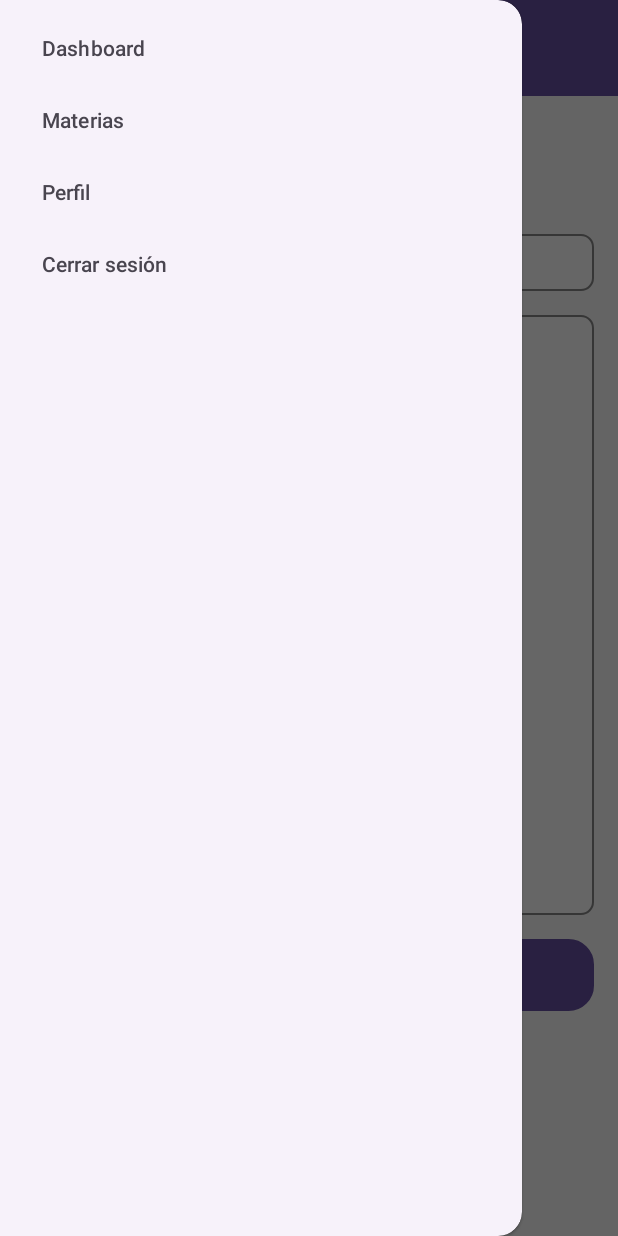
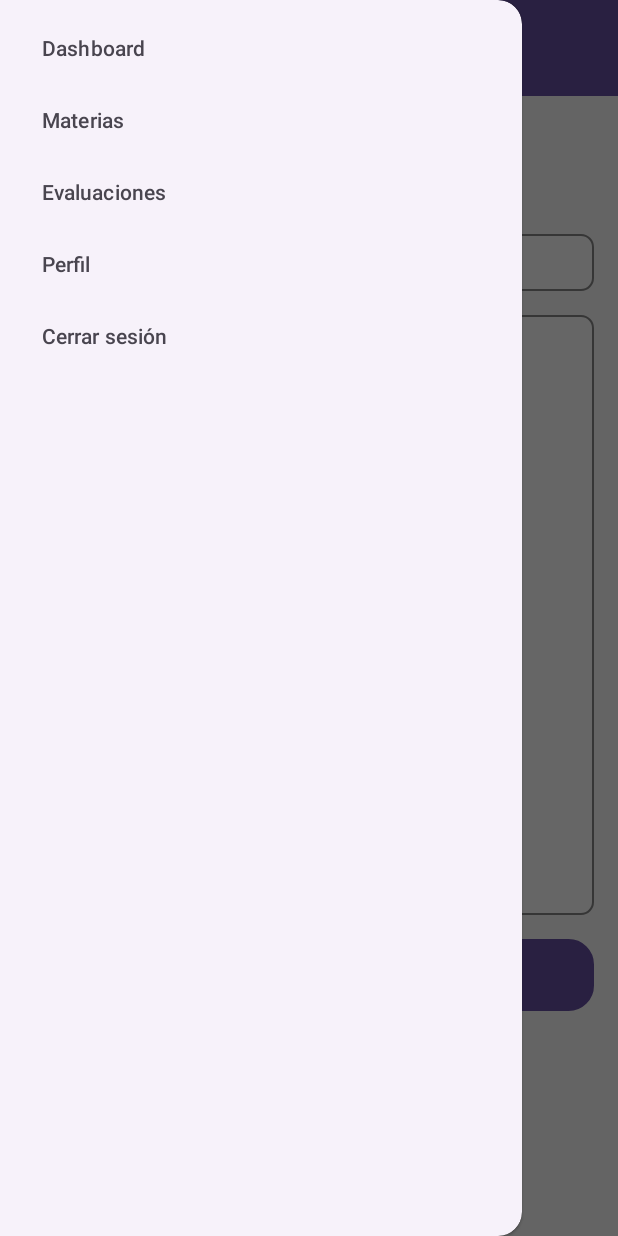
Before and after one commit to Carlos-Alvarenga721/Proyecto_Moviles, an Android app: the MateriasActivity screen opened directly, with no data from a screen before it, in the side drawer, after a tap on "Materias", on a phone screen of 412 x 824 dp. Run offline under Robolectric (Android 15) with nearby library versions, the phone set to English and light mode, and no system bars; our stand-ins replace Firebase (no records; nobody signed in at launch, a user with empty details on screens opened directly).

Commit message:
Integrar activities al drawer y BaseActivity

```diff
--- a/app/src/main/java/com/example/proyecto_kotlin_dsm/BaseActivity.kt
+++ b/app/src/main/java/com/example/proyecto_kotlin_dsm/BaseActivity.kt
@@ -55,6 +55,12 @@ open class BaseActivity : AppCompatActivity() {
                     }
                     true
                 }
+                R.id.nav_evaluaciones -> {
+                    if (this !is ActivitiesActivity) {
+                        startActivity(Intent(this, ActivitiesActivity::class.java))
+                    }
+                    true
+                }
                 R.id.nav_perfil -> {
                     if (this !is ProfileActivity) {
                         startActivity(Intent(this, ProfileActivity::class.java))
--- a/app/src/main/res/menu/menu_drawer.xml
+++ b/app/src/main/res/menu/menu_drawer.xml
@@ -6,6 +6,9 @@
         android:id="@+id/nav_materias"
         android:title="Materias" />
     <item
+        android:id="@+id/nav_evaluaciones"
+        android:title="Evaluaciones" />
+    <item
         android:id="@+id/nav_perfil"
         android:title="Perfil"/>
     <item
```
Also changed, not shown: app/src/main/java/com/example/proyecto_kotlin_dsm/ActivitiesActivity.kt (+1 -6 lines), app/src/main/res/layout/activity_activities.xml (+1 -21 lines).
